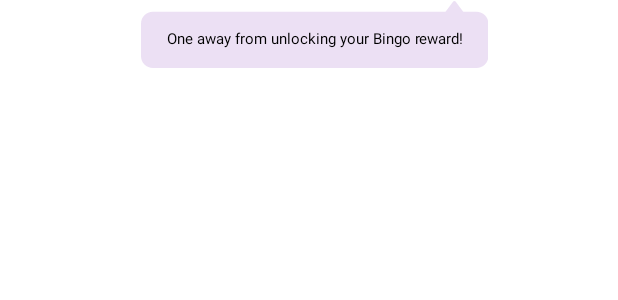
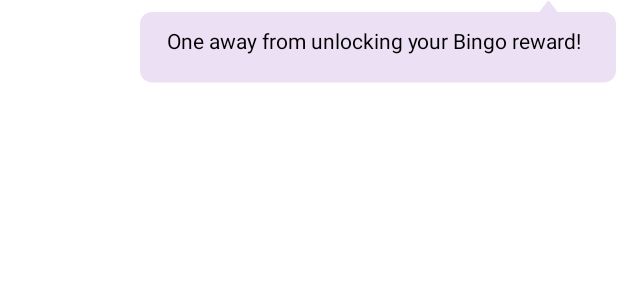
Before and after one commit to usmanzk222/PensionsDemoApp, an Android app built with Jetpack Compose: the @Preview function BingoScreenWithBubblePreview, on a phone screen of 412 x 824 dp. Shown: the top 300 px of the screen. Run offline under Robolectric (Android 15) with nearby library versions, the phone set to English and light mode, and no system bars.

Commit message:
QA bug fixes

```diff
--- a/app/src/main/java/com/lbg/pensionsdemo/ui/BingoScreen.kt
+++ b/app/src/main/java/com/lbg/pensionsdemo/ui/BingoScreen.kt
@@ -234,8 +234,6 @@ fun SpeechBubble() {
     Box(
         modifier = Modifier
             .padding(start = 93.dp)
-            .height(46.dp)
-            .width(232.dp)
     ) {
         Box {
             Image(
@@ -245,7 +243,7 @@ fun SpeechBubble() {
         }
         Text(
             text = stringResource(R.string.one_away_from_unlocking),
-            style = Typography.bodySmall,
+            style = Typography.labelSmall,
             modifier = Modifier
                 .padding(top = 20.dp, bottom = 14.dp, start = 18.dp)
         )
--- a/app/src/main/java/com/lbg/pensionsdemo/ui/greetings/GreetingsHome.kt
+++ b/app/src/main/java/com/lbg/pensionsdemo/ui/greetings/GreetingsHome.kt
@@ -135,7 +135,7 @@ fun GreetingsHomeContent(
         Spacer(modifier = Modifier.weight(1f))
         SWButton(
             onClick = navigateToLostPensionsScreen,
-            buttonText = stringResource(R.string.lost_pensions_button),
+            buttonText = stringResource(R.string.see_how_we_can_help),
             modifier = Modifier.padding(top = 32.dp)
         )
         SWLinkButton(
--- a/app/src/main/res/drawable/speech_bubble.xml
+++ b/app/src/main/res/drawable/speech_bubble.xml
@@ -1,12 +1,12 @@
 <vector xmlns:android="http://schemas.android.com/apk/res/android"
-    android:width="235dp"
-    android:height="46dp"
-    android:viewportWidth="235"
-    android:viewportHeight="46">
+    android:width="317dp"
+    android:height="55dp"
+    android:viewportWidth="317"
+    android:viewportHeight="55">
   <path
-      android:pathData="M8,8L227,8A8,8 0,0 1,235 16L235,38A8,8 0,0 1,227 46L8,46A8,8 0,0 1,0 38L0,16A8,8 0,0 1,8 8z"
+      android:pathData="M8,8L309,8A8,8 0,0 1,317 16L317,47A8,8 0,0 1,309 55L8,55A8,8 0,0 1,0 47L0,16A8,8 0,0 1,8 8z"
       android:fillColor="#ECE0F4"/>
   <path
-      android:pathData="M211.2,1.07L201.2,14.4C200.71,15.06 201.18,16 202,16H222C222.82,16 223.29,15.06 222.8,14.4L212.8,1.07C212.4,0.53 211.6,0.53 211.2,1.07Z"
+      android:pathData="M271.2,1.07L261.2,14.4C260.71,15.06 261.18,16 262,16H282C282.82,16 283.29,15.06 282.8,14.4L272.8,1.07C272.4,0.53 271.6,0.53 271.2,1.07Z"
       android:fillColor="#ECE0F4"/>
 </vector>
--- a/app/src/main/res/values/strings.xml
+++ b/app/src/main/res/values/strings.xml
@@ -11,7 +11,7 @@
     <!-- Landing Screen -->
     <string name="birthday_message_heading">Happy %1$s birthday, %2$s!</string>
     <string name="birthday_message_body">When others celebrate your birthday, we care about how you just stepped towards your retirement.</string>
-    <string name="lost_pensions_button">Do you have lost pensions?</string>
+    <string name="see_how_we_can_help">See how we can help you</string>
     <string name="not_now">Not now</string>
 
     <!-- Rewards Screen -->
```
Also changed, not shown: app/src/main/java/com/lbg/pensionsdemo/ui/theme/Type.kt (+7 -0 lines), 1 other file.
